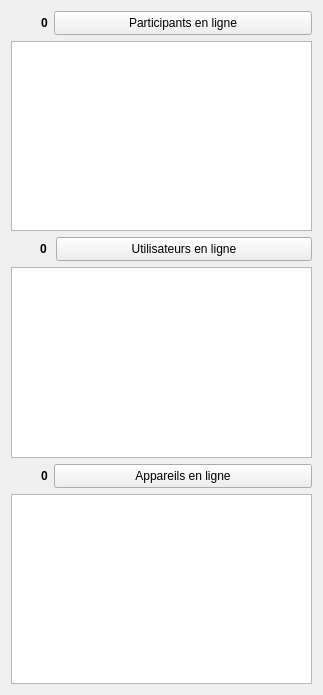
First picture: the form in client/src/widgets/OnlineManagerWidget.ui, repository introlab/openteraplus, before the edit.
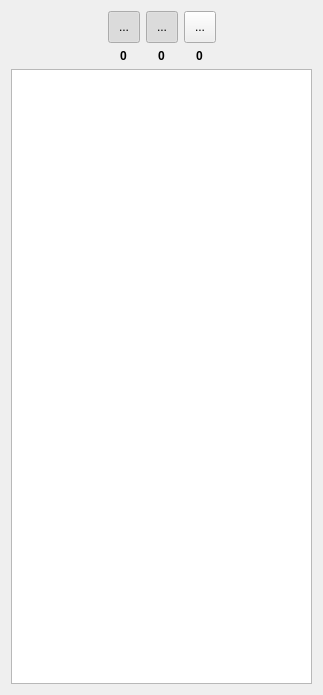
Second picture: the form after the edit. Icons and pictures are not drawn.

Commit message: Closes #32. Revised OnlineManagerWidget. With issue fixed on the OpenTera server, status should now be displayed properly.

The edit to the form file:
```diff
--- a/client/src/widgets/OnlineManagerWidget.ui
+++ b/client/src/widgets/OnlineManagerWidget.ui
@@ -18,561 +18,237 @@
     <enum>QLayout::SetMinAndMaxSize</enum>
    </property>
    <item>
-    <widget class="QFrame" name="frameOnlineParticipants">
-     <property name="sizePolicy">
-      <sizepolicy hsizetype="Preferred" vsizetype="Maximum">
-       <horstretch>0</horstretch>
-       <verstretch>0</verstretch>
-      </sizepolicy>
-     </property>
-     <layout class="QHBoxLayout" name="horizontalLayout">
-      <property name="spacing">
-       <number>2</number>
-      </property>
-      <property name="leftMargin">
-       <number>0</number>
-      </property>
-      <property name="topMargin">
-       <number>0</number>
-      </property>
-      <property name="rightMargin">
-       <number>0</number>
-      </property>
-      <property name="bottomMargin">
-       <number>0</number>
-      </property>
-      <item>
-       <widget class="QLabel" name="imgOnlineParticipants">
-        <property name="sizePolicy">
-         <sizepolicy hsizetype="Fixed" vsizetype="Fixed">
-          <horstretch>0</horstretch>
-          <verstretch>0</verstretch>
-         </sizepolicy>
-        </property>
-        <property name="minimumSize">
-         <size>
-          <width>24</width>
-          <height>24</height>
-         </size>
-        </property>
-        <property name="maximumSize">
-         <size>
-          <width>24</width>
-          <height>24</height>
-         </size>
-        </property>
-        <property name="text">
-         <string/>
-        </property>
-        <property name="pixmap">
-         <pixmap resource="../../resources/TeraClient.qrc">:/icons/patient_online.png</pixmap>
-        </property>
-        <property name="scaledContents">
-         <bool>true</bool>
-        </property>
-       </widget>
-      </item>
-      <item>
-       <widget class="QWidget" name="wdgParticipantsNum" native="true">
-        <property name="minimumSize">
-         <size>
-          <width>0</width>
-          <height>24</height>
-         </size>
-        </property>
-        <property name="maximumSize">
-         <size>
-          <width>32</width>
-          <height>24</height>
-         </size>
-        </property>
-        <property name="styleSheet">
-         <string notr="true"/>
-        </property>
-        <layout class="QHBoxLayout" name="horizontalLayout_2">
-         <property name="leftMargin">
-          <number>4</number>
-         </property>
-         <property name="topMargin">
-          <number>4</number>
-         </property>
-         <property name="rightMargin">
-          <number>4</number>
-         </property>
-         <property name="bottomMargin">
-          <number>4</number>
-         </property>
-         <item>
-          <widget class="QLabel" name="lblParticipantsNum">
-           <property name="sizePolicy">
-            <sizepolicy hsizetype="Maximum" vsizetype="Maximum">
-             <horstretch>0</horstretch>
-             <verstretch>0</verstretch>
-            </sizepolicy>
-           </property>
-           <property name="font">
-            <font>
-             <pointsize>9</pointsize>
-             <weight>75</weight>
-             <bold>true</bold>
-            </font>
-           </property>
-           <property name="text">
-            <string>0</string>
-           </property>
-          </widget>
-         </item>
-        </layout>
-       </widget>
-      </item>
-      <item>
-       <widget class="QPushButton" name="btnShowOnlineParticipants">
-        <property name="sizePolicy">
-         <sizepolicy hsizetype="Expanding" vsizetype="Fixed">
-          <horstretch>0</horstretch>
-          <verstretch>0</verstretch>
-         </sizepolicy>
-        </property>
-        <property name="minimumSize">
-         <size>
-          <width>0</width>
-          <height>24</height>
-         </size>
-        </property>
-        <property name="cursor">
-         <cursorShape>PointingHandCursor</cursorShape>
-        </property>
-        <property name="text">
-         <string>Participants en ligne</string>
-        </property>
-        <property name="icon">
-         <iconset resource="../../resources/TeraClient.qrc">
-          <normaloff>:/controls/branch_closed.png</normaloff>
-          <activeon>:/controls/branch_opened.png</activeon>:/controls/branch_closed.png</iconset>
-        </property>
-        <property name="iconSize">
-         <size>
-          <width>20</width>
-          <height>20</height>
-         </size>
-        </property>
-        <property name="checkable">
-         <bool>true</bool>
-        </property>
-       </widget>
-      </item>
-     </layout>
-    </widget>
+    <layout class="QGridLayout" name="gridLayout">
+     <item row="1" column="3" alignment="Qt::AlignHCenter">
+      <widget class="QLabel" name="lblDevicesNum">
+       <property name="sizePolicy">
+        <sizepolicy hsizetype="Maximum" vsizetype="Maximum">
+         <horstretch>0</horstretch>
+         <verstretch>0</verstretch>
+        </sizepolicy>
+       </property>
+       <property name="font">
+        <font>
+         <pointsize>9</pointsize>
+         <weight>75</weight>
+         <bold>true</bold>
+        </font>
+       </property>
+       <property name="text">
+        <string>0</string>
+       </property>
+      </widget>
+     </item>
+     <item row="0" column="3">
+      <widget class="QToolButton" name="btnFilterDevices">
+       <property name="minimumSize">
+        <size>
+         <width>32</width>
+         <height>32</height>
+        </size>
+       </property>
+       <property name="maximumSize">
+        <size>
+         <width>32</width>
+         <height>32</height>
+        </size>
+       </property>
+       <property name="cursor">
+        <cursorShape>PointingHandCursor</cursorShape>
+       </property>
+       <property name="toolTip">
+        <string>Filtrer appareils</string>
+       </property>
+       <property name="text">
+        <string>...</string>
+       </property>
+       <property name="icon">
+        <iconset resource="../../resources/TeraClient.qrc">
+         <normaloff>:/icons/device.png</normaloff>:/icons/device.png</iconset>
+       </property>
+       <property name="iconSize">
+        <size>
+         <width>24</width>
+         <height>24</height>
+        </size>
+       </property>
+       <property name="checkable">
+        <bool>true</bool>
+       </property>
+       <property name="checked">
+        <bool>false</bool>
+       </property>
+      </widget>
+     </item>
+     <item row="0" column="2">
+      <widget class="QToolButton" name="btnFilterUsers">
+       <property name="minimumSize">
+        <size>
+         <width>32</width>
+         <height>32</height>
+        </size>
+       </property>
+       <property name="maximumSize">
+        <size>
+         <width>32</width>
+         <height>32</height>
+        </size>
+       </property>
+       <property name="cursor">
+        <cursorShape>PointingHandCursor</cursorShape>
+       </property>
+       <property name="toolTip">
+        <string>Filtrer utilisateurs</string>
+       </property>
+       <property name="text">
+        <string>...</string>
+       </property>
+       <property name="icon">
+        <iconset resource="../../resources/TeraClient.qrc">
+         <normaloff>:/icons/software_user.png</normaloff>:/icons/software_user.png</iconset>
+       </property>
+       <property name="iconSize">
+        <size>
+         <width>20</width>
+         <height>20</height>
+        </size>
+       </property>
+       <property name="checkable">
+        <bool>true</bool>
+       </property>
+       <property name="checked">
+        <bool>true</bool>
+       </property>
+      </widget>
+     </item>
+     <item row="0" column="1">
+      <widget class="QToolButton" name="btnFilterParticipants">
+       <property name="minimumSize">
+        <size>
+         <width>32</width>
+         <height>32</height>
+        </size>
+       </property>
+       <property name="maximumSize">
+        <size>
+         <width>32</width>
+         <height>32</height>
+        </size>
+       </property>
+       <property name="cursor">
+        <cursorShape>PointingHandCursor</cursorShape>
+       </property>
+       <property name="toolTip">
+        <string>Filtrer participants</string>
+       </property>
+       <property name="text">
+        <string>...</string>
+       </property>
+       <property name="icon">
+        <iconset resource="../../resources/TeraClient.qrc">
+         <normaloff>:/icons/patient.png</normaloff>:/icons/patient.png</iconset>
+       </property>
+       <property name="iconSize">
+        <size>
+         <width>24</width>
+         <height>24</height>
+        </size>
+       </property>
+       <property name="checkable">
+        <bool>true</bool>
+       </property>
+       <property name="checked">
+        <bool>true</bool>
+       </property>
+      </widget>
+     </item>
+     <item row="1" column="2" alignment="Qt::AlignHCenter">
+      <widget class="QLabel" name="lblUsersNum">
+       <property name="sizePolicy">
+        <sizepolicy hsizetype="Maximum" vsizetype="Maximum">
+         <horstretch>0</horstretch>
+         <verstretch>0</verstretch>
+        </sizepolicy>
+       </property>
+       <property name="font">
+        <font>
+         <pointsize>9</pointsize>
+         <weight>75</weight>
+         <bold>true</bold>
+        </font>
+       </property>
+       <property name="text">
+        <string>0</string>
+       </property>
+      </widget>
+     </item>
+     <item row="1" column="1" alignment="Qt::AlignHCenter">
+      <widget class="QLabel" name="lblParticipantsNum">
+       <property name="sizePolicy">
+        <sizepolicy hsizetype="Maximum" vsizetype="Maximum">
+         <horstretch>0</horstretch>
+         <verstretch>0</verstretch>
+        </sizepolicy>
+       </property>
+       <property name="font">
+        <font>
+         <pointsize>9</pointsize>
+         <weight>75</weight>
+         <bold>true</bold>
+        </font>
+       </property>
+       <property name="text">
+        <string>0</string>
+       </property>
+      </widget>
+     </item>
+     <item row="0" column="4">
+      <spacer name="horizontalSpacer_5">
+       <property name="orientation">
+        <enum>Qt::Horizontal</enum>
+       </property>
+       <property name="sizeHint" stdset="0">
+        <size>
+         <width>40</width>
+         <height>20</height>
+        </size>
+       </property>
+      </spacer>
+     </item>
+     <item row="0" column="0">
+      <spacer name="horizontalSpacer">
+       <property name="orientation">
+        <enum>Qt::Horizontal</enum>
+       </property>
+       <property name="sizeHint" stdset="0">
+        <size>
+         <width>40</width>
+         <height>20</height>
+        </size>
+       </property>
+      </spacer>
+     </item>
+    </layout>
    </item>
    <item>
-    <widget class="QListWidget" name="lstOnlineParticipants">
-     <property name="sizePolicy">
-      <sizepolicy hsizetype="Expanding" vsizetype="Preferred">
-       <horstretch>0</horstretch>
-       <verstretch>0</verstretch>
-      </sizepolicy>
+    <widget class="QTreeWidget" name="treeOnline">
+     <property name="selectionMode">
+      <enum>QAbstractItemView::NoSelection</enum>
      </property>
-     <property name="minimumSize">
-      <size>
-       <width>0</width>
-       <height>0</height>
-      </size>
-     </property>
-     <property name="sizeAdjustPolicy">
-      <enum>QAbstractScrollArea::AdjustToContents</enum>
-     </property>
-     <property name="autoScroll">
-      <bool>true</bool>
-     </property>
-     <property name="editTriggers">
-      <set>QAbstractItemView::NoEditTriggers</set>
-     </property>
-     <property name="showDropIndicator" stdset="0">
-      <bool>false</bool>
-     </property>
      <property name="iconSize">
       <size>
        <width>24</width>
        <height>24</height>
       </size>
      </property>
-     <property name="resizeMode">
-      <enum>QListView::Fixed</enum>
-     </property>
-    </widget>
-   </item>
-   <item>
-    <widget class="QFrame" name="frameOnlineUsers">
-     <property name="sizePolicy">
-      <sizepolicy hsizetype="Preferred" vsizetype="Maximum">
-       <horstretch>0</horstretch>
-       <verstretch>0</verstretch>
-      </sizepolicy>
-     </property>
-     <layout class="QHBoxLayout" name="horizontalLayout_5">
-      <property name="spacing">
-       <number>5</number>
-      </property>
-      <property name="leftMargin">
-       <number>0</number>
-      </property>
-      <property name="topMargin">
-       <number>0</number>
-      </property>
-      <property name="rightMargin">
-       <number>0</number>
-      </property>
-      <property name="bottomMargin">
-       <number>0</number>
-      </property>
-      <item>
-       <widget class="QLabel" name="imgOnlineUsers">
-        <property name="sizePolicy">
-         <sizepolicy hsizetype="Fixed" vsizetype="Fixed">
-          <horstretch>0</horstretch>
-          <verstretch>0</verstretch>
-         </sizepolicy>
-        </property>
-        <property name="minimumSize">
-         <size>
-          <width>20</width>
-          <height>20</height>
-         </size>
-        </property>
-        <property name="maximumSize">
-         <size>
-          <width>20</width>
-          <height>20</height>
-         </size>
-        </property>
-        <property name="text">
-         <string/>
-        </property>
-        <property name="pixmap">
-         <pixmap resource="../../resources/TeraClient.qrc">:/icons/software_user_online.png</pixmap>
-        </property>
-        <property name="scaledContents">
-         <bool>true</bool>
-        </property>
-       </widget>
-      </item>
-      <item>
-       <widget class="QWidget" name="wdgUsersNum" native="true">
-        <property name="minimumSize">
-         <size>
-          <width>0</width>
-          <height>24</height>
-         </size>
-        </property>
-        <property name="maximumSize">
-         <size>
-          <width>32</width>
-          <height>24</height>
-         </size>
-        </property>
-        <property name="styleSheet">
-         <string notr="true"/>
-        </property>
-        <layout class="QHBoxLayout" name="horizontalLayout_3">
-         <property name="leftMargin">
-          <number>4</number>
-         </property>
-         <property name="topMargin">
-          <number>4</number>
-         </property>
-         <property name="rightMargin">
-          <number>4</number>
-         </property>
-         <property name="bottomMargin">
-          <number>4</number>
-         </property>
-         <item>
-          <widget class="QLabel" name="lblUsersNum">
-           <property name="sizePolicy">
-            <sizepolicy hsizetype="Maximum" vsizetype="Maximum">
-             <horstretch>0</horstretch>
-             <verstretch>0</verstretch>
-            </sizepolicy>
-           </property>
-           <property name="font">
-            <font>
-             <pointsize>9</pointsize>
-             <weight>75</weight>
-             <bold>true</bold>
-            </font>
-           </property>
-           <property name="text">
-            <string>0</string>
-           </property>
-          </widget>
-         </item>
-        </layout>
-       </widget>
-      </item>
-      <item>
-       <widget class="QPushButton" name="btnShowOnlineUsers">
-        <property name="sizePolicy">
-         <sizepolicy hsizetype="Expanding" vsizetype="Fixed">
-          <horstretch>0</horstretch>
-          <verstretch>0</verstretch>
-         </sizepolicy>
-        </property>
-        <property name="minimumSize">
-         <size>
-          <width>0</width>
-          <height>24</height>
-         </size>
-        </property>
-        <property name="cursor">
-         <cursorShape>PointingHandCursor</cursorShape>
-        </property>
-        <property name="text">
-         <string>Utilisateurs en ligne</string>
-        </property>
-        <property name="icon">
-         <iconset resource="../../resources/TeraClient.qrc">
-          <normaloff>:/controls/branch_closed.png</normaloff>
-          <activeon>:/controls/branch_opened.png</activeon>:/controls/branch_closed.png</iconset>
-        </property>
-        <property name="iconSize">
-         <size>
-          <width>20</width>
-          <height>20</height>
-         </size>
-        </property>
-        <property name="checkable">
-         <bool>true</bool>
-        </property>
-       </widget>
-      </item>
-     </layout>
-    </widget>
-   </item>
-   <item>
-    <widget class="QListWidget" name="lstOnlineUsers">
-     <property name="sizePolicy">
-      <sizepolicy hsizetype="Expanding" vsizetype="Preferred">
-       <horstretch>0</horstretch>
-       <verstretch>0</verstretch>
-      </sizepolicy>
-     </property>
-     <property name="minimumSize">
-      <size>
-       <width>0</width>
-       <height>0</height>
-      </size>
-     </property>
-     <property name="verticalScrollBarPolicy">
-      <enum>Qt::ScrollBarAsNeeded</enum>
-     </property>
-     <property name="sizeAdjustPolicy">
-      <enum>QAbstractScrollArea::AdjustToContents</enum>
-     </property>
-     <property name="editTriggers">
-      <set>QAbstractItemView::NoEditTriggers</set>
-     </property>
-     <property name="showDropIndicator" stdset="0">
+     <attribute name="headerVisible">
       <bool>false</bool>
-     </property>
-     <property name="iconSize">
-      <size>
-       <width>24</width>
-       <height>24</height>
-      </size>
-     </property>
-     <property name="resizeMode">
-      <enum>QListView::Adjust</enum>
-     </property>
-     <property name="layoutMode">
-      <enum>QListView::SinglePass</enum>
-     </property>
-     <property name="uniformItemSizes">
-      <bool>false</bool>
-     </property>
-     <property name="selectionRectVisible">
-      <bool>false</bool>
-     </property>
-    </widget>
-   </item>
-   <item>
-    <widget class="QFrame" name="frameOnlineDevices">
-     <property name="sizePolicy">
-      <sizepolicy hsizetype="Preferred" vsizetype="Maximum">
-       <horstretch>0</horstretch>
-       <verstretch>0</verstretch>
-      </sizepolicy>
-     </property>
-     <layout class="QHBoxLayout" name="horizontalLayout_8">
-      <property name="spacing">
-       <number>2</number>
+     </attribute>
+     <column>
+      <property name="text">
+       <string>Items</string>
       </property>
-      <property name="leftMargin">
-       <number>0</number>
-      </property>
-      <property name="topMargin">
-       <number>0</number>
-      </property>
-      <property name="rightMargin">
-       <number>0</number>
-      </property>
-      <property name="bottomMargin">
-       <number>0</number>
-      </property>
-      <item>
-       <widget class="QLabel" name="imgOnlineDevices">
-        <property name="sizePolicy">
-         <sizepolicy hsizetype="Fixed" vsizetype="Fixed">
-          <horstretch>0</horstretch>
-          <verstretch>0</verstretch>
-         </sizepolicy>
-        </property>
-        <property name="minimumSize">
-         <size>
-          <width>24</width>
-          <height>24</height>
-         </size>
-        </property>
-        <property name="maximumSize">
-         <size>
-          <width>24</width>
-          <height>24</height>
-         </size>
-        </property>
-        <property name="text">
-         <string/>
-        </property>
-        <property name="pixmap">
-         <pixmap resource="../../resources/TeraClient.qrc">:/icons/device_online.png</pixmap>
-        </property>
-        <property name="scaledContents">
-         <bool>true</bool>
-        </property>
-       </widget>
-      </item>
-      <item>
-       <widget class="QWidget" name="wdgDevicesNum" native="true">
-        <property name="minimumSize">
-         <size>
-          <width>0</width>
-          <height>24</height>
-         </size>
-        </property>
-        <property name="maximumSize">
-         <size>
-          <width>32</width>
-          <height>24</height>
-         </size>
-        </property>
-        <property name="styleSheet">
-         <string notr="true"/>
-        </property>
-        <layout class="QHBoxLayout" name="horizontalLayout_6">
-         <property name="leftMargin">
-          <number>4</number>
-         </property>
-         <property name="topMargin">
-          <number>4</number>
-         </property>
-         <property name="rightMargin">
-          <number>4</number>
-         </property>
-         <property name="bottomMargin">
-          <number>4</number>
-         </property>
-         <item>
-          <widget class="QLabel" name="lblDevicesNum">
-           <property name="sizePolicy">
-            <sizepolicy hsizetype="Maximum" vsizetype="Maximum">
-             <horstretch>0</horstretch>
-             <verstretch>0</verstretch>
-            </sizepolicy>
-           </property>
-           <property name="font">
-            <font>
-             <pointsize>9</pointsize>
-             <weight>75</weight>
-             <bold>true</bold>
-            </font>
-           </property>
-           <property name="text">
-            <string>0</string>
-           </property>
-          </widget>
-         </item>
-        </layout>
-       </widget>
-      </item>
-      <item>
-       <widget class="QPushButton" name="btnShowOnlineDevices">
-        <property name="sizePolicy">
-         <sizepolicy hsizetype="Expanding" vsizetype="Fixed">
-          <horstretch>0</horstretch>
-          <verstretch>0</verstretch>
-         </sizepolicy>
-        </property>
-        <property name="minimumSize">
-         <size>
-          <width>0</width>
-          <height>24</height>
-         </size>
-        </property>
-        <property name="cursor">
-         <cursorShape>PointingHandCursor</cursorShape>
-        </property>
-        <property name="text">
-         <string>Appareils en ligne</string>
-        </property>
-        <property name="icon">
-         <iconset resource="../../resources/TeraClient.qrc">
-          <normaloff>:/controls/branch_closed.png</normaloff>
-          <activeon>:/controls/branch_opened.png</activeon>:/controls/branch_closed.png</iconset>
-        </property>
-        <property name="iconSize">
-         <size>
-          <width>20</width>
-          <height>20</height>
-         </size>
-        </property>
-        <property name="checkable">
-         <bool>true</bool>
-        </property>
-       </widget>
-      </item>
-     </layout>
-    </widget>
-   </item>
-   <item>
-    <widget class="QListWidget" name="lstOnlineDevices">
-     <property name="sizePolicy">
-      <sizepolicy hsizetype="Expanding" vsizetype="Preferred">
-       <horstretch>0</horstretch>
-       <verstretch>0</verstretch>
-      </sizepolicy>
-     </property>
-     <property name="minimumSize">
-      <size>
-       <width>0</width>
-       <height>0</height>
-      </size>
-     </property>
-     <property name="sizeAdjustPolicy">
-      <enum>QAbstractScrollArea::AdjustToContents</enum>
-     </property>
-     <property name="editTriggers">
-      <set>QAbstractItemView::NoEditTriggers</set>
-     </property>
-     <property name="showDropIndicator" stdset="0">
-      <bool>false</bool>
-     </property>
-     <property name="iconSize">
-      <size>
-       <width>24</width>
-       <height>24</height>
-      </size>
-     </property>
-     <property name="resizeMode">
-      <enum>QListView::Fixed</enum>
-     </property>
+     </column>
     </widget>
    </item>
   </layout>
```
The commit also changes 106 other files.
